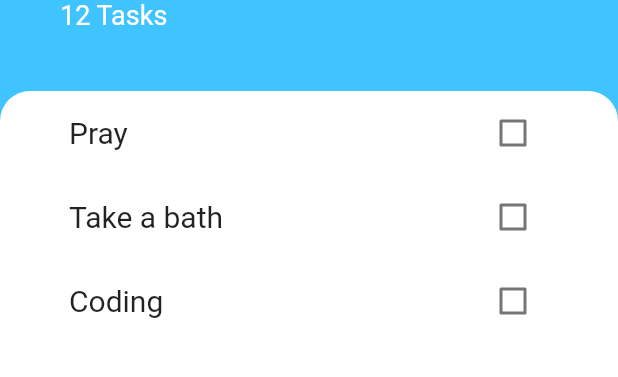
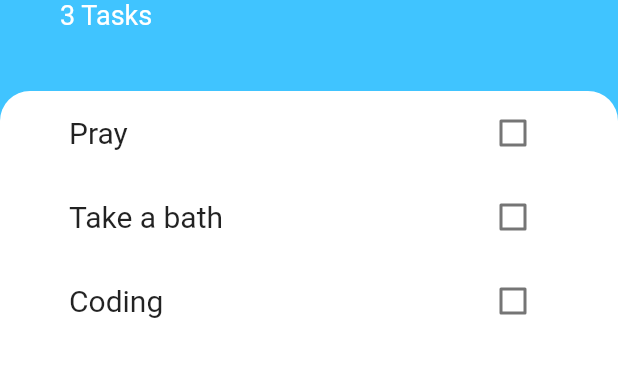
Before and after one commit to mazharaa/todoey, a Flutter app: the screen it shows after launch, on a phone screen of 412 x 824 dp, the part 314-691 px from its top. Run offline on Flutter 3.47's test engine with Material 2 defaults, Android fonts, the phone set to English and light mode, and no system bars.

Commit message:
Add function update task list

```diff
--- a/lib/screens/tasks_screen.dart
+++ b/lib/screens/tasks_screen.dart
@@ -1,9 +1,21 @@
 import 'package:flutter/material.dart';
 import 'package:todoey/screens/add_task_screen.dart';
+import '../model/task.dart';
 import '../widgets/tasks_list.dart';
 
-class TasksScreen extends StatelessWidget {
+class TasksScreen extends StatefulWidget {
   const TasksScreen({super.key});
+
+  @override
+  State<TasksScreen> createState() => _TasksScreenState();
+}
+
+class _TasksScreenState extends State<TasksScreen> {
+  List<Task> tasks = [
+    Task(name: 'Pray'),
+    Task(name: 'Take a bath'),
+    Task(name: 'Coding')
+  ];
 
   @override
   Widget build(BuildContext context) {
@@ -18,7 +30,11 @@ class TasksScreen extends StatelessWidget {
                 padding: EdgeInsets.only(
                   bottom: MediaQuery.of(context).viewInsets.bottom
                 ),
-                child: const AddTaskScreen(),
+                child: AddTaskScreen(addTaskCallBack: (newTask) {
+                  setState(() {
+                    tasks.add(Task(name: newTask));
+                  });
+                }),
               ),
             ),
             backgroundColor: Colors.transparent,
@@ -57,9 +73,9 @@ class TasksScreen extends StatelessWidget {
                       fontSize: 50
                   ),
                 ),
-                const Text(
-                  '12 Tasks',
-                  style: TextStyle(
+                Text(
+                  tasks.length > 1 ? '${tasks.length} Tasks' : '1 Task',
+                  style: const TextStyle(
                     color: Colors.white,
                     fontSize: 18
                   ),
@@ -79,7 +95,7 @@ class TasksScreen extends StatelessWidget {
               height: 100,
               child: Container(
                 padding: const EdgeInsets.only(left: 30,right: 30),
-                child: const TasksList(),
+                child: TasksList(tasks: tasks),
               ),
             ),
           )
--- a/lib/widgets/tasks_list.dart
+++ b/lib/widgets/tasks_list.dart
@@ -3,7 +3,9 @@ import 'package:todoey/model/task.dart';
 import 'package:todoey/widgets/task_tile.dart';
 
 class TasksList extends StatefulWidget {
-  const TasksList({super.key});
+  const TasksList({super.key, required this.tasks});
+
+  final List<Task> tasks;
 
   @override
   State<TasksList> createState() => _TasksListState();
@@ -12,25 +14,19 @@ class TasksList extends StatefulWidget {
 class _TasksListState extends State<TasksList> {
   @override
   Widget build(BuildContext context) {
-    List<Task> tasks = [
-      Task(name: 'Pray'),
-      Task(name: 'Take a bath'),
-      Task(name: 'Coding')
-    ];
-
     return ListView.builder(
-      itemBuilder: (BuildContext context, int index){
+      itemBuilder: (context, index){
         return TaskTile(
-          taskTitle: tasks[index].name,
-          isChecked: tasks[index].isDone,
+          taskTitle: widget.tasks[index].name,
+          isChecked: widget.tasks[index].isDone,
           checkboxCallback: (checkboxState) {
             setState(() {
-              tasks[index].toggleIsDone();
+              widget.tasks[index].toggleIsDone();
             });
           },
         );
       },
-      itemCount: tasks.length,
+      itemCount: widget.tasks.length,
     );
   }
 }
```
Also changed, not shown: lib/screens/add_task_screen.dart (+8 -3 lines).
